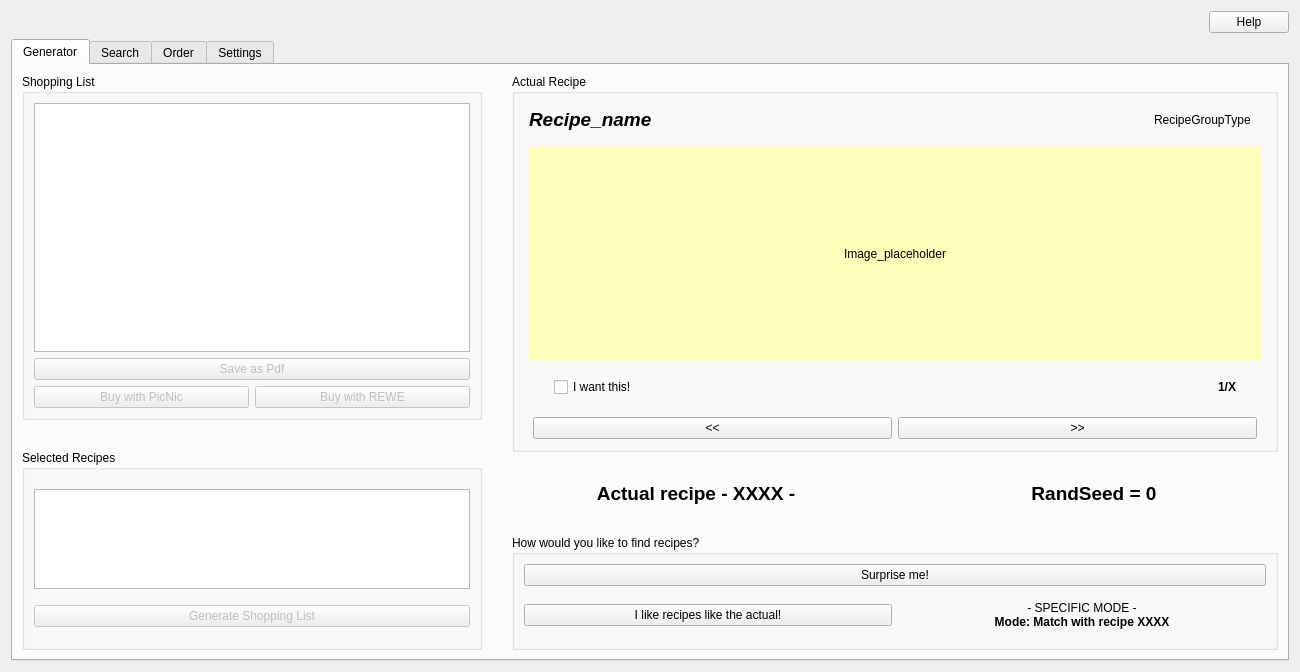
The window that bin/form.ui (lazur2006/H3R) describes before a commit, drawn with Qt 5.
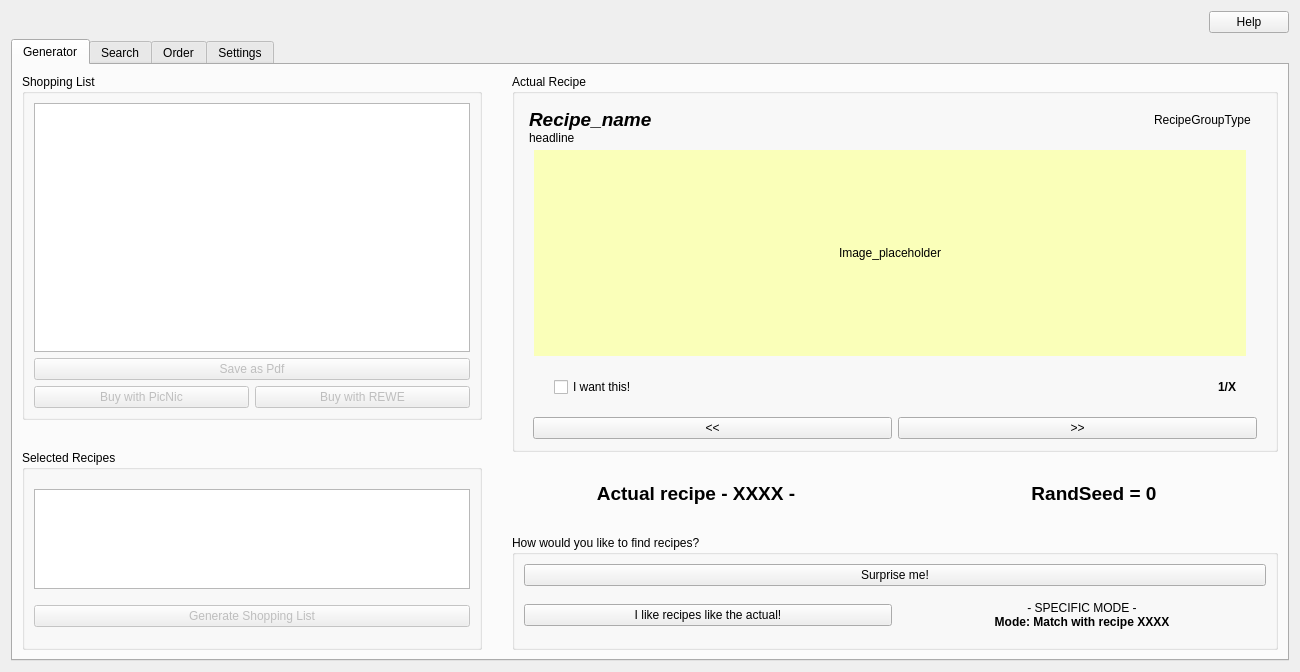
The same window after the commit. Icons and pictures are not drawn.

What changed in the file:
```diff
--- a/bin/form.ui
+++ b/bin/form.ui
@@ -233,7 +233,10 @@
                <layout class="QVBoxLayout" name="verticalLayout_23">
                 <item>
                  <widget class="QWidget" name="NameContainer" native="true">
-                  <layout class="QHBoxLayout" name="horizontalLayout_22">
+                  <layout class="QVBoxLayout" name="verticalLayout_2">
+                   <property name="spacing">
+                    <number>0</number>
+                   </property>
                    <property name="leftMargin">
                     <number>5</number>
                    </property>
@@ -247,6 +250,11 @@
                     <number>5</number>
                    </property>
                    <item>
+                    <layout class="QHBoxLayout" name="horizontalLayout_22">
+                     <property name="bottomMargin">
+                      <number>0</number>
+                     </property>
+                     <item>
                     <widget class="QLabel" name="RecipeName">
                      <property name="font">
                       <font>
@@ -294,6 +302,20 @@
                     </widget>
                    </item>
                   </layout>
+                   </item>
+                   <item>
+                    <widget class="QLabel" name="headline">
+                     <property name="font">
+                      <font>
+                       <pointsize>9</pointsize>
+                      </font>
+                     </property>
+                     <property name="text">
+                      <string>headline</string>
+                     </property>
+                     <property name="wordWrap">
+                      <bool>true</bool>
+                     </property>
                  </widget>
                 </item>
                 <item>
@@ -378,6 +400,9 @@
                   </layout>
                  </widget>
                 </item>
+                  </layout>
+                 </widget>
+                </item>
                 <item>
                  <widget class="QWidget" name="IwantThisBanner" native="true">
                   <property name="sizePolicy">
@@ -436,7 +461,7 @@
                  </widget>
                 </item>
                 <item>
-                 <widget class="QWidget" name="" native="true">
+                 <widget class="QWidget" name="widget" native="true">
                   <layout class="QHBoxLayout" name="horizontalLayout_7">
                    <property name="bottomMargin">
                     <number>1</number>
```
Left out of the diff: 7 changed lines with no effect on the pictures. Lines whose indentation alone changed are shown as unchanged.
